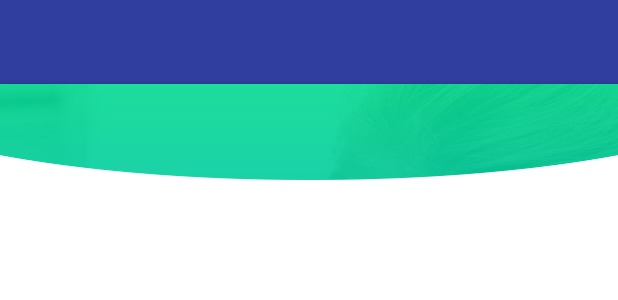
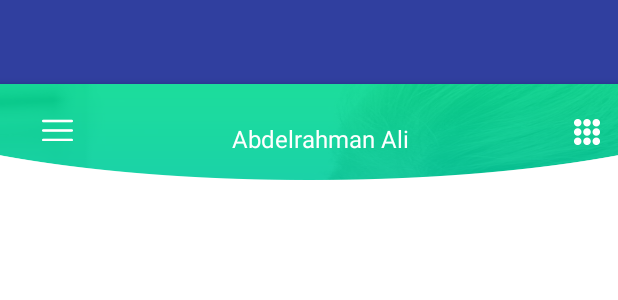
Before and after one commit to MohamedHashim/HealthChain, an Android app: the layout activity_dashboard.xml on its own in the app's theme, with its tools: preview values and no code run, on a phone screen of 412 x 824 dp. Shown: the top 300 px of the screen. Run offline under Robolectric (Android 15) with nearby library versions, the phone set to English and light mode, and no system bars.

Commit message:
Enahnce the dashboard toolbar

```diff
--- a/app/src/main/res/layout/activity_dashboard.xml
+++ b/app/src/main/res/layout/activity_dashboard.xml
@@ -11,7 +11,8 @@
 
     <android.support.design.widget.AppBarLayout
         android:layout_width="match_parent"
-        android:layout_height="wrap_content">
+        android:layout_height="wrap_content"
+        android:background="@color/white">
 
         <include
             android:id="@+id/tb_dashboard"
--- a/app/src/main/res/layout/dashboard_toolbar.xml
+++ b/app/src/main/res/layout/dashboard_toolbar.xml
@@ -1,16 +1,38 @@
 <?xml version="1.0" encoding="utf-8"?>
-<LinearLayout xmlns:android="http://schemas.android.com/apk/res/android"
+<android.support.v7.widget.Toolbar xmlns:android="http://schemas.android.com/apk/res/android"
+    android:id="@+id/toolbar"
     android:layout_width="match_parent"
-    android:layout_height="match_parent"
-    android:background="@color/white"
-    android:orientation="vertical">
+    android:layout_height="wrap_content"
+    android:background="@drawable/toolbar_background"
+    android:gravity="center_horizontal|center_vertical|center"
+    android:minHeight="?attr/actionBarSize">
 
-    <android.support.v7.widget.Toolbar
-        android:id="@+id/toolbar"
+    <RelativeLayout xmlns:android="http://schemas.android.com/apk/res/android"
         android:layout_width="match_parent"
-        android:layout_height="wrap_content"
-        android:background="@drawable/toolbar_background"
-        android:minHeight="?attr/actionBarSize">
+        android:layout_height="match_parent"
+        android:layout_gravity="center_vertical">
 
-    </android.support.v7.widget.Toolbar>
-</LinearLayout>
+
+        <ImageButton
+            android:layout_width="wrap_content"
+            android:layout_height="wrap_content"
+            android:backgroundTint="@color/transparent"
+            android:src="@drawable/menu" />
+
+        <TextView
+            android:layout_width="wrap_content"
+            android:layout_height="wrap_content"
+            android:layout_centerHorizontal="true"
+            android:layout_marginTop="12dp"
+            android:text="Abdelrahman Ali"
+            android:textColor="@color/white"
+            android:textSize="16sp" />
+
+        <ImageButton
+            android:layout_width="wrap_content"
+            android:layout_height="wrap_content"
+            android:layout_alignParentRight="true"
+            android:backgroundTint="@color/transparent"
+            android:src="@drawable/menu_1" />
+    </RelativeLayout>
+</android.support.v7.widget.Toolbar>
```
Also changed, not shown: app/src/main/res/drawable-hdpi/menu.png (added), app/src/main/res/drawable-hdpi/menu_1.png (added), app/src/main/res/drawable-mdpi/menu.png (added), app/src/main/res/drawable-mdpi/menu_1.png (added), app/src/main/res/drawable-xhdpi/menu.png (added), app/src/main/res/drawable-xhdpi/menu_1.png (added), app/src/main/res/drawable-xxhdpi/menu.png (added), app/src/main/res/drawable-xxhdpi/menu_1.png (added), app/src/main/res/drawable-xxxhdpi/menu.png (added), app/src/main/res/drawable-xxxhdpi/menu_1.png (added).
